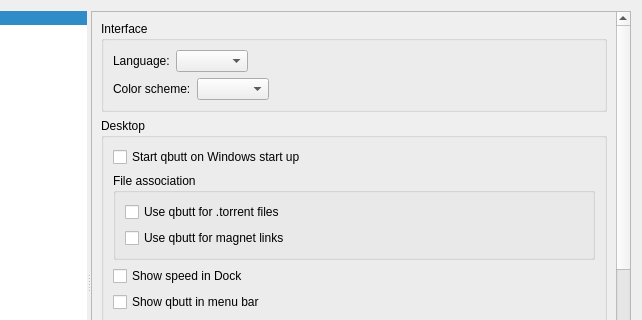
Above: src/gui/optionsdialog.ui from qbutt-org/qbutt before the change; both pictures show x 198 to 840 and y 0 to 320 of the 840 by 591 pixel window. Below: the same form after it.
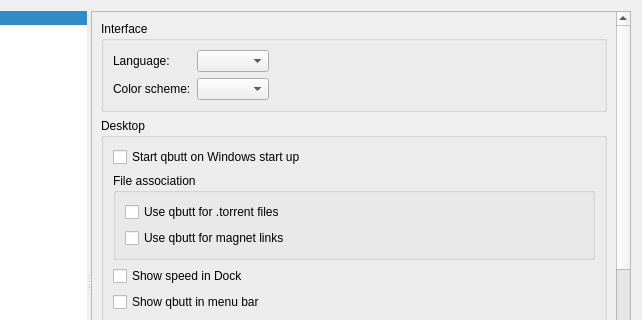
That is the form after the change. Icons and pictures are not drawn. Custom widgets are drawn as their Qt base class.

Commit message:
Align settings controls and tighten toolbar
Use one form grid so translations cannot move Interface combo edges
independently. Reduce toolbar button and separator spacing, and make
the two bright category icons match the subdued icon set.

The edit to the form file:
```diff
--- a/src/gui/optionsdialog.ui
+++ b/src/gui/optionsdialog.ui
@@ -181,46 +181,29 @@
               </property>
               <layout class="QVBoxLayout" name="UISettingsBoxLayout">
                <item>
-                <layout class="QHBoxLayout" name="layoutLanguage">
-                 <item>
+                <layout class="QGridLayout" name="layoutAppearance">
+                 <item row="0" column="0">
                   <widget class="QLabel" name="labelLanguage">
                    <property name="text">
                     <string>Language:</string>
                    </property>
                   </widget>
                  </item>
-                 <item>
+                 <item row="0" column="1">
                   <widget class="QComboBox" name="comboLanguage"/>
                  </item>
-                 <item>
-                  <spacer name="spacerLanguage">
-                   <property name="orientation">
-                    <enum>Qt::Orientation::Horizontal</enum>
-                   </property>
-                   <property name="sizeHint" stdset="0">
-                    <size>
-                     <width>200</width>
-                     <height>20</height>
-                    </size>
-                   </property>
-                  </spacer>
-                 </item>
-                </layout>
-               </item>
-               <item>
-                <layout class="QGridLayout" name="layoutStyle">
-                 <item row="0" column="0">
+                 <item row="1" column="0">
                   <widget class="QLabel" name="labelColorScheme">
                    <property name="text">
                     <string>Color scheme:</string>
                    </property>
                   </widget>
                  </item>
-                 <item row="0" column="1">
+                 <item row="1" column="1">
                   <widget class="QComboBox" name="comboColorScheme"/>
                  </item>
                  <item row="0" column="2">
-                  <spacer name="spacerColorScheme">
+                  <spacer name="spacerAppearance">
                    <property name="orientation">
                     <enum>Qt::Orientation::Horizontal</enum>
                    </property>
```
The commit also changes 5 other files.
